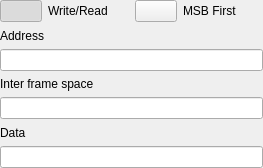
First picture: the form in ui/patterns/i2cpatternui.ui, repository analogdevicesinc/scopy, before the edit.
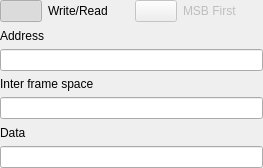
Second picture: the form after the edit. Icons and pictures are not drawn.

The edit to the form file:
```diff
--- a/ui/patterns/i2cpatternui.ui
+++ b/ui/patterns/i2cpatternui.ui
@@ -75,6 +75,9 @@
      </item>
      <item>
       <widget class="QPushButton" name="PB_MSB">
+       <property name="enabled">
+        <bool>false</bool>
+       </property>
        <property name="styleSheet">
         <string notr="true">QPushButton {
   min-height: 20px;
@@ -101,6 +104,9 @@
      </item>
      <item>
       <widget class="QLabel" name="label_8">
+       <property name="enabled">
+        <bool>false</bool>
+       </property>
        <property name="text">
         <string>MSB First</string>
        </property>
```
